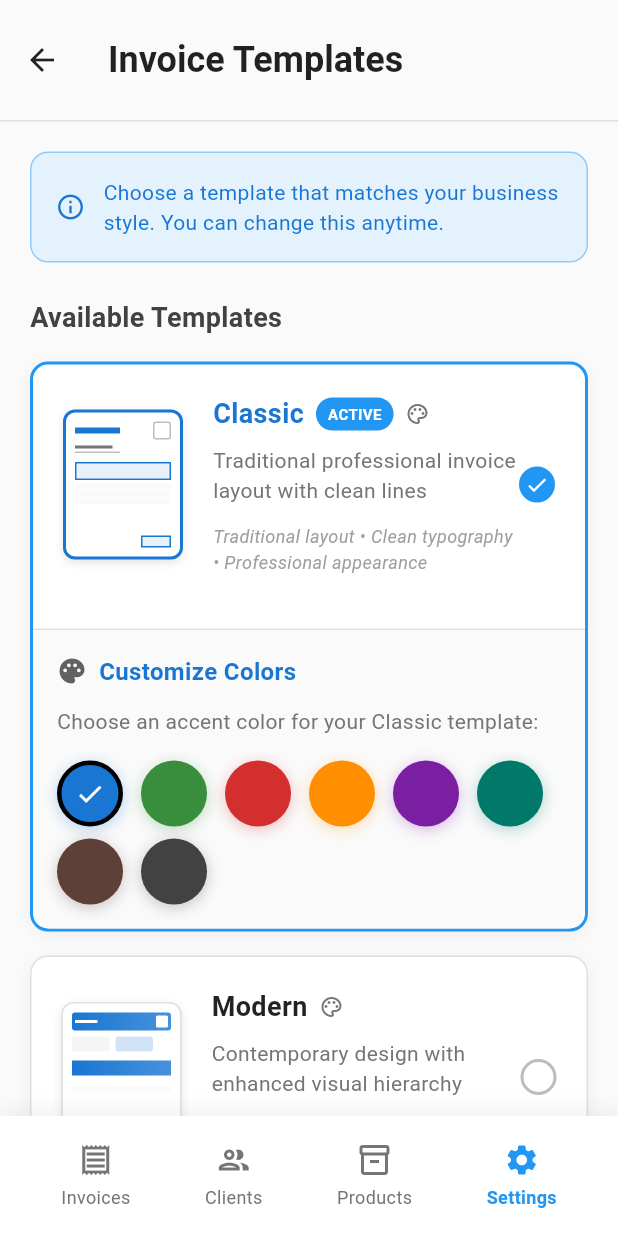
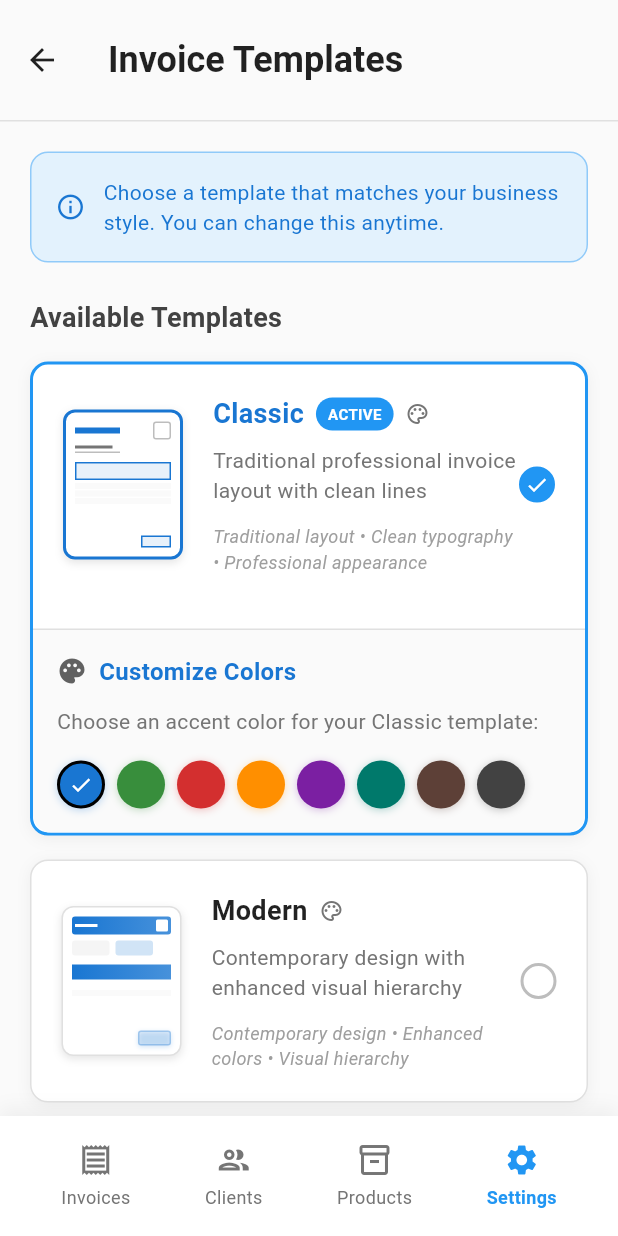
Before and after one commit to igorsoares0/invinv, a Flutter app: the screen it shows after launch, item 4 of the bottom bar chosen, after a tap on "Invoice Templates", on a phone screen of 412 x 824 dp. Run offline on Flutter 3.47's test engine with Material 3 defaults, Android fonts, the phone set to English and light mode, and no system bars; our stand-ins replace equatable, flutter_bloc, flutter_form_builder, flutter_screenutil, form_builder_validators, go_router and 5 more; accounts and stored records are empty.

Commit message:
improve color editor ux

```diff
--- a/lib/features/settings/screens/invoice_templates_screen.dart
+++ b/lib/features/settings/screens/invoice_templates_screen.dart
@@ -763,27 +763,27 @@ class _InvoiceTemplatesScreenState extends State<InvoiceTemplatesScreen> {
           ),
           const SizedBox(height: 16),
           Wrap(
-            spacing: 12,
-            runSpacing: 8,
+            spacing: 8,
+            runSpacing: 4,
             children: predefinedColors.map((color) {
               final isSelected = currentColor.value == color.value;
               return GestureDetector(
                 onTap: () => _updateTemplateColor(color, templateType),
                 child: Container(
-                  width: 44,
-                  height: 44,
+                  width: 32,
+                  height: 32,
                   decoration: BoxDecoration(
                     color: color,
                     shape: BoxShape.circle,
                     border: Border.all(
                       color: isSelected ? Colors.black : Colors.transparent,
-                      width: 3,
+                      width: 2,
                     ),
                     boxShadow: [
                       BoxShadow(
                         color: color.withOpacity(0.3),
-                        blurRadius: 8,
-                        offset: const Offset(0, 2),
+                        blurRadius: 4,
+                        offset: const Offset(0, 1),
                       ),
                     ],
                   ),
@@ -791,7 +791,7 @@ class _InvoiceTemplatesScreenState extends State<InvoiceTemplatesScreen> {
                       ? const Icon(
                           Icons.check,
                           color: Colors.white,
-                          size: 20,
+                          size: 16,
                         )
                       : null,
                 ),
```
Also changed, not shown: WhatsApp Image 2025-09-24 at 17.49.34.jpeg (deleted), image.png (deleted).
